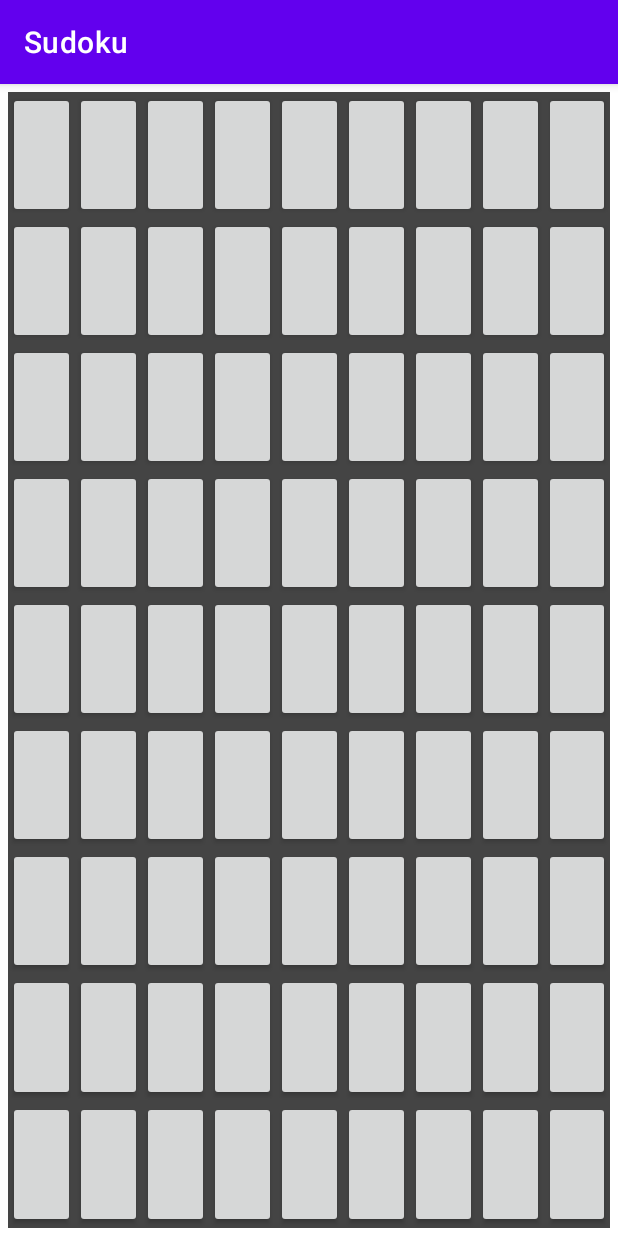
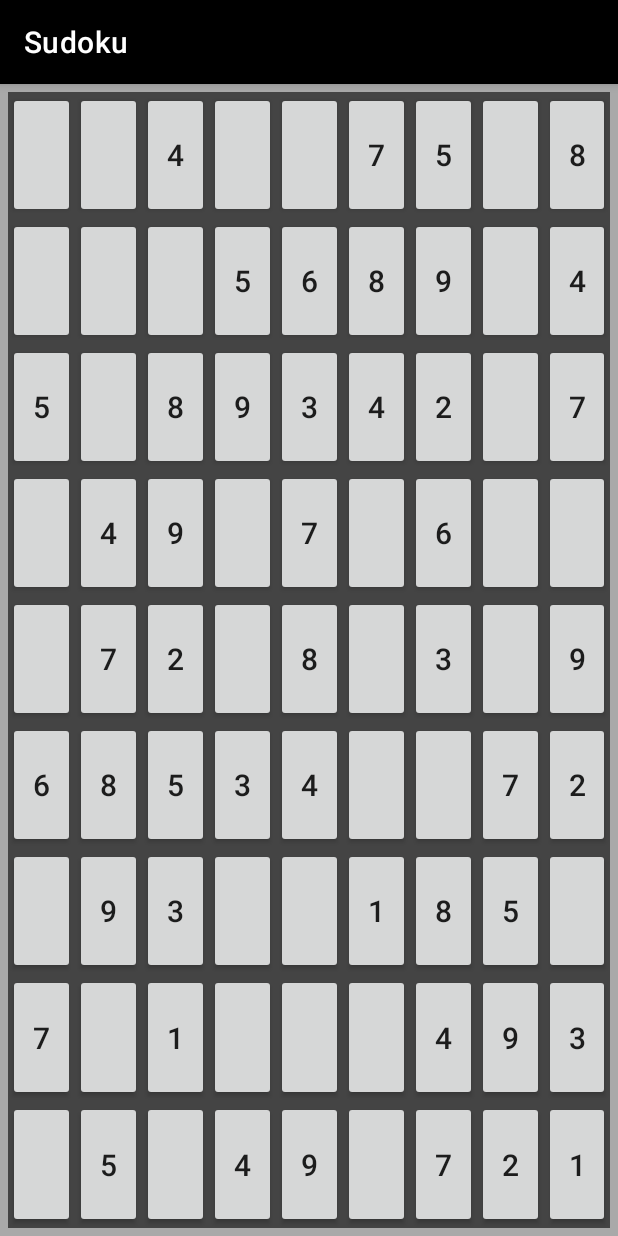
Before and after one commit to rnawlsgk/androidClass-sudoku, an Android app: the screen it shows after launch (MainActivity), on a phone screen of 412 x 824 dp. Run offline under Robolectric (Android 15) with nearby library versions, the phone set to English and light mode, and no system bars.

Commit message:
숫자 배치

```diff
--- a/app/src/main/java/com/example/sudoku/MainActivity.java
+++ b/app/src/main/java/com/example/sudoku/MainActivity.java
@@ -22,13 +22,32 @@ public class MainActivity extends AppCompatActivity {
         TableRow.LayoutParams layoutParams = new TableRow.LayoutParams(TableRow.LayoutParams.WRAP_CONTENT, TableRow.LayoutParams.MATCH_PARENT, 1.0f);
         TableLayout.LayoutParams tableLayoutLayoutParams = new TableLayout.LayoutParams(TableLayout.LayoutParams.WRAP_CONTENT, 0, 1.0f);
 
+        BoardGenerator boardGenerator = new BoardGenerator();
+
         for (int i=0;i<9;i++)   {
             TableRow tableRow = new TableRow(this);
             tableRow.setBackgroundColor(Color.DKGRAY);
 
+
+
             for (int j=0;j<9;j++){
                 buttons[i][j] = new Button(this);
                 buttons[i][j].setLayoutParams(layoutParams);
+                buttons[i][j].setTextSize(20);
+
+                if (j == 2 || j == 5) {
+                    tableRow.setPadding(0, 20, 20 ,50);
+                } else {
+                    tableRow.setPadding(0, 0, 0 ,0);
+                }
+
+                int number = boardGenerator.get(i, j);
+                String setnum = Integer.toString(number);
+                double rand = Math.random() * 10;
+                if (rand < 6) {
+                    buttons[i][j].setText(setnum);
+                }
+
                 tableRow.addView(buttons[i][j]);
             }
             tableRow.setLayoutParams(tableLayoutLayoutParams);
--- a/app/src/main/res/layout/activity_main.xml
+++ b/app/src/main/res/layout/activity_main.xml
@@ -5,7 +5,8 @@
     android:layout_width="match_parent"
     android:layout_height="match_parent"
     tools:context=".MainActivity"
-    android:orientation="vertical">
+    android:orientation="vertical"
+    android:background="@color/dkgray">
 
     <TableLayout
         android:id="@+id/tableLayout"
--- a/app/src/main/res/values/colors.xml
+++ b/app/src/main/res/values/colors.xml
@@ -7,4 +7,5 @@
     <color name="teal_700">#FF018786</color>
     <color name="black">#FF000000</color>
     <color name="white">#FFFFFFFF</color>
+    <color name="dkgray">#a9a9a9</color>
 </resources>
--- a/app/src/main/res/values/themes.xml
+++ b/app/src/main/res/values/themes.xml
@@ -2,8 +2,8 @@
     <!-- Base application theme. -->
     <style name="Theme.Sudoku" parent="Theme.MaterialComponents.DayNight.DarkActionBar">
         <!-- Primary brand color. -->
-        <item name="colorPrimary">@color/purple_500</item>
-        <item name="colorPrimaryVariant">@color/purple_700</item>
+        <item name="colorPrimary">@color/black</item>
+        <item name="colorPrimaryVariant">@color/dkgray</item>
         <item name="colorOnPrimary">@color/white</item>
         <!-- Secondary brand color. -->
         <item name="colorSecondary">@color/teal_200</item>
```
